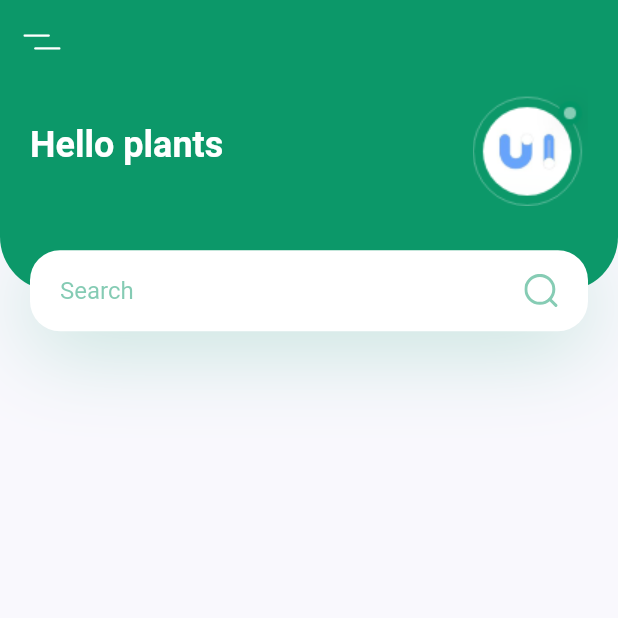
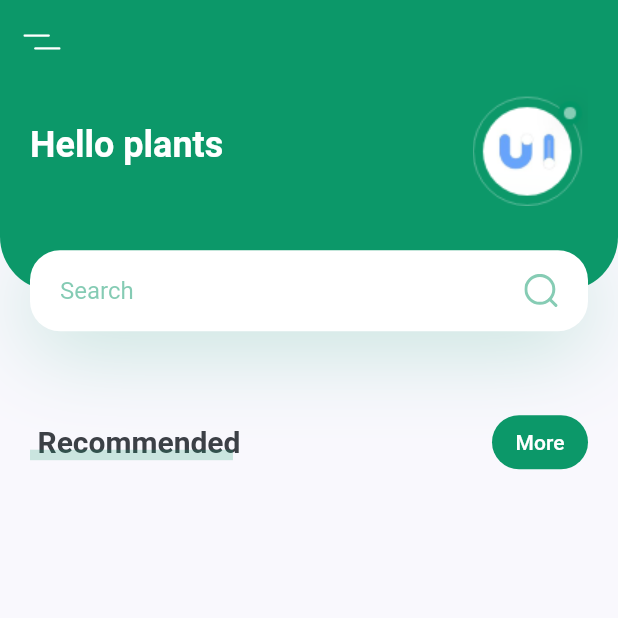
Before and after one commit to DeployChef/plants-flutter, a Flutter app: the screen it shows after launch, on a phone screen of 412 x 824 dp, the top half of it. Run offline on Flutter 3.47's test engine with Material 2 defaults, Android fonts, the phone set to English and light mode, and no system bars; our stand-ins replace flutter_svg.

Commit message:
add title with more btn

```diff
--- a/lib/screens/home/components/body.dart
+++ b/lib/screens/home/components/body.dart
@@ -1,5 +1,7 @@
 import 'package:flutter/material.dart';
+import 'package:plants/constants.dart';
 import 'package:plants/screens/home/components/header_with_searchbox.dart';
+import 'package:plants/screens/home/components/title_with_more_btn.dart';
 
 class Body extends StatelessWidget {
   const Body({Key? key}) : super(key: key);
@@ -10,7 +12,12 @@ class Body extends StatelessWidget {
     return SingleChildScrollView(
       child: Column(
         children: [
-          HeaderWithSearchBox(size: size)
+          HeaderWithSearchBox(size: size),
+          TitleWithMoreBtn(
+            title: "Recommended",
+            press: () {},
+          ),
+          Container()
         ],
       ),
     );
--- /dev/null
+++ b/lib/screens/home/components/title_with_more_btn.dart
@@ -0,0 +1,75 @@
+import 'package:flutter/material.dart';
+import 'package:plants/constants.dart';
+
+class TitleWithMoreBtn extends StatelessWidget {
+  const TitleWithMoreBtn({
+    Key? key,
+    required this.title,
+    required this.press,
+  }) : super(key: key);
+
+  final String title;
+  final Function press;
+
+  @override
+  Widget build(BuildContext context) {
+    return Padding(
+      padding: const EdgeInsets.symmetric(horizontal: kDefaultPadding),
+      child: Row(
+        children: [
+          TitleWithCustomUnderline(text: title),
+          const Spacer(),
+          TextButton(
+            style: TextButton.styleFrom(
+                shape: RoundedRectangleBorder(
+                    borderRadius: BorderRadius.circular(20)),
+                primary: Colors.white,
+                backgroundColor: kPrimaryColor),
+            onPressed: () => press,
+            child: const Text("More"),
+          )
+        ],
+      ),
+    );
+  }
+}
+
+class TitleWithCustomUnderline extends StatelessWidget {
+  final String text;
+
+  const TitleWithCustomUnderline({
+    Key? key,
+    required this.text,
+  }) : super(key: key);
+
+  @override
+  Widget build(BuildContext context) {
+    return SizedBox(
+      height: 24,
+      child: Stack(
+        children: [
+          Padding(
+            padding: const EdgeInsets.only(left: kDefaultPadding / 4),
+            child: Text(
+              text,
+              style: const TextStyle(
+                fontSize: 20,
+                fontWeight: FontWeight.bold,
+              ),
+            ),
+          ),
+          Positioned(
+            bottom: 0,
+            left: 0,
+            right: 0,
+            child: Container(
+              margin: const EdgeInsets.only(right: kDefaultPadding / 4),
+              height: 7,
+              color: kPrimaryColor.withOpacity(0.2),
+            ),
+          ),
+        ],
+      ),
+    );
+  }
+}
```
